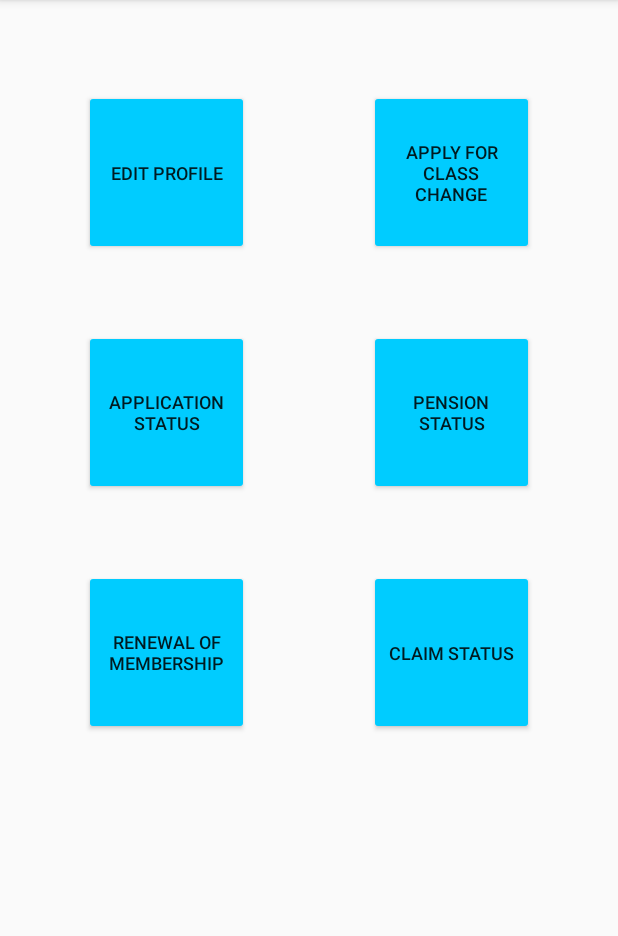
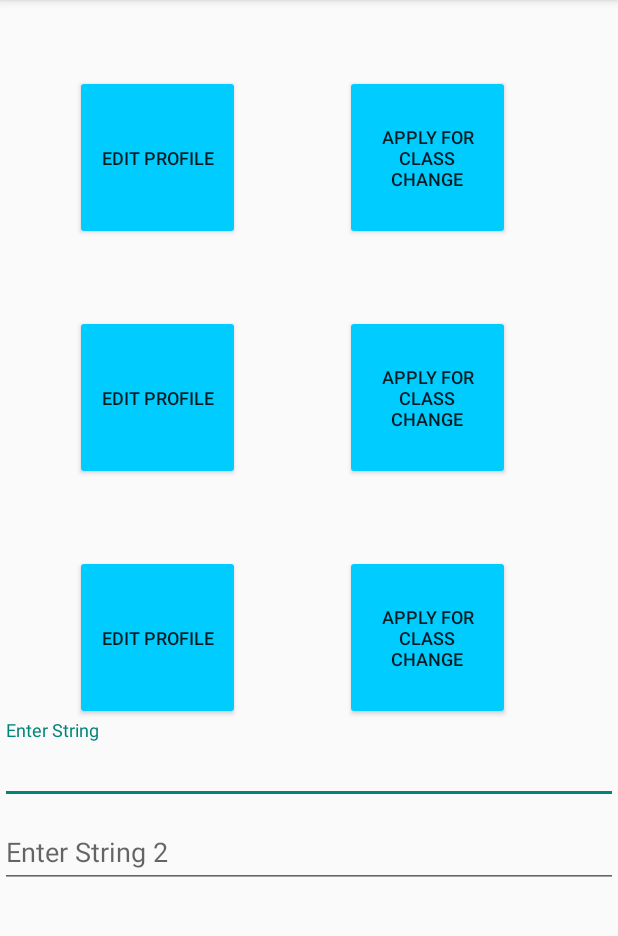
Before and after one commit to Kuyas/Welfare, an Android app: the screen it shows after launch (MainActivity), on a phone screen of 412 x 824 dp, the part 84-1020 px from its top. Run offline under Robolectric (Android 15) with nearby library versions, the phone set to English and light mode, and no system bars.

Commit message:
Refactored activity_main.xml

```diff
--- a/app/src/main/java/com/example/android/welfare/BankingDetailsFragment.java
+++ b/app/src/main/java/com/example/android/welfare/BankingDetailsFragment.java
@@ -14,7 +14,7 @@ public class BankingDetailsFragment extends Fragment {
     @Override
     public View onCreateView(LayoutInflater inflater, ViewGroup container, Bundle savedInstanceState) {
 
-        View view = inflater.inflate(R.layout.test_layout_4, container, false);
+        View view = inflater.inflate(R.layout.activity_banking_details, container, false);
         return view;
     }
 
--- a/app/src/main/java/com/example/android/welfare/PersonalDetailsFragment.java
+++ b/app/src/main/java/com/example/android/welfare/PersonalDetailsFragment.java
@@ -14,7 +14,7 @@ public class PersonalDetailsFragment extends Fragment {
     @Override
     public View onCreateView(LayoutInflater inflater, ViewGroup container, Bundle savedInstanceState) {
 
-        View view = inflater.inflate(R.layout.test_layout_1, container, false);
+        View view = inflater.inflate(R.layout.activity_personal_details, container, false);
         return view;
     }
 
--- a/app/src/main/java/com/example/android/welfare/TradingDetailsFragment.java
+++ b/app/src/main/java/com/example/android/welfare/TradingDetailsFragment.java
@@ -14,7 +14,7 @@ public class TradingDetailsFragment extends Fragment {
     @Override
     public View onCreateView(LayoutInflater inflater, ViewGroup container, Bundle savedInstanceState) {
 
-        View view = inflater.inflate(R.layout.test_layout_2, container, false);
+        View view = inflater.inflate(R.layout.activity_trading_details, container, false);
         return view;
     }
 
--- a/app/src/main/java/com/example/android/welfare/UserDetailsViewPagerAdapter.java
+++ b/app/src/main/java/com/example/android/welfare/UserDetailsViewPagerAdapter.java
@@ -27,13 +27,16 @@ public class UserDetailsViewPagerAdapter extends FragmentPagerAdapter {
         else if (position == 3) {
             fragment = new PaymentDetailsFragment();
         }
+        else if (position == 4) {
+            fragment = new BankingDetailsFragment();
+        }
 
         return fragment;
     }
 
     @Override
     public int getCount() {
-        return 4;
+        return 5;
     }
 
     @Override
@@ -51,6 +54,9 @@ public class UserDetailsViewPagerAdapter extends FragmentPagerAdapter {
         else if (position == 3) {
             title = "Payment Details";
         }
+        else if (position == 4) {
+            title = "Banking Details";
+        }
 
         return title;
     }
--- a/app/src/main/res/layout/activity_main.xml
+++ b/app/src/main/res/layout/activity_main.xml
@@ -11,39 +11,24 @@
     <include
         layout="@layout/app_bar_main"
         android:layout_width="match_parent"
-        android:layout_height="wrap_content"/>
+        android:layout_height="wrap_content" />
 
-    <!--<TextView-->
-        <!--android:id="@+id/activity_main_heading"-->
-        <!--android:layout_height="wrap_content"-->
-        <!--android:layout_width="@dimen/activity_main_heading_width"-->
-        <!--android:text="@string/activity_main_heading"-->
-        <!--android:textSize="28sp"-->
-        <!--android:textColor="#FF123456"-->
-        <!--android:textAlignment="center"/> &ndash;&gt;-->
 
     <LinearLayout
-        android:layout_width="wrap_content"
-        android:layout_height="60dp" />
-
-    <LinearLayout
-        android:layout_width="300dp"
+        android:layout_width="match_parent"
         android:layout_height="@dimen/activity_main_button_size"
         android:orientation="horizontal"
-        android:layout_gravity="center_horizontal">
+        android:layout_gravity="center_horizontal"
+        android:layout_marginTop="@dimen/activity_user_details_tabs_height">
 
         <Button
             android:id="@+id/button_main_edit_profile"
             android:layout_width="@dimen/activity_main_button_size"
             android:layout_height="@dimen/activity_main_button_size"
-            android:layout_gravity="start"
+            android:layout_marginStart="@dimen/activity_main_button_margin_left"
+            android:layout_marginEnd="@dimen/activity_main_button_margin_right"
             android:text="@string/activity_main_button_edit_profile"
             android:textSize="@dimen/activity_main_text_size" />
-
-        <LinearLayout
-            android:layout_width="fill_parent"
-            android:layout_height="@dimen/activity_main_button_size"
-            android:gravity="end">
 
         <Button
         android:id="@+id/button_main_class_change"
@@ -55,76 +40,94 @@
 
     </LinearLayout>
 
-    </LinearLayout>
 
     <LinearLayout
-        android:layout_width="wrap_content"
-        android:layout_height="50dp" />
-
-    <LinearLayout
-        android:layout_width="300dp"
+        android:layout_width="match_parent"
         android:layout_height="@dimen/activity_main_button_size"
         android:orientation="horizontal"
-        android:layout_gravity="center_horizontal">
+        android:layout_gravity="center_horizontal"
+        android:layout_marginTop="@dimen/activity_user_details_tabs_height">
 
         <Button
             android:id="@+id/button_main_application_status"
             android:layout_width="@dimen/activity_main_button_size"
             android:layout_height="@dimen/activity_main_button_size"
-            android:layout_gravity="start"
-            android:text="@string/activity_main_button_application_status"
-            android:textSize="@dimen/activity_main_text_size"/>
-
-        <LinearLayout
-            android:layout_width="fill_parent"
-            android:layout_height="@dimen/activity_main_button_size"
-            android:gravity="end">
+            android:layout_marginStart="@dimen/activity_main_button_margin_left"
+            android:layout_marginEnd="@dimen/activity_main_button_margin_right"
+            android:text="@string/activity_main_button_edit_profile"
+            android:textSize="@dimen/activity_main_text_size" />
 
         <Button
             android:id="@+id/button_main_pension_status"
             android:layout_width="@dimen/activity_main_button_size"
             android:layout_height="@dimen/activity_main_button_size"
             android:layout_gravity="end"
-                android:text="@string/activity_main_button_pension_status"
+            android:text="@string/activity_main_button_class_change"
             android:textSize="@dimen/activity_main_text_size"/>
 
     </LinearLayout>
 
-    </LinearLayout>
 
     <LinearLayout
-        android:layout_width="wrap_content"
-        android:layout_height="50dp" />
-
-    <LinearLayout
-        android:layout_width="300dp"
+        android:layout_width="match_parent"
         android:layout_height="@dimen/activity_main_button_size"
         android:orientation="horizontal"
-        android:layout_gravity="center_horizontal">
+        android:layout_gravity="center_horizontal"
+        android:layout_marginTop="@dimen/activity_user_details_tabs_height">
 
         <Button
             android:id="@+id/button_main_renew_membership"
             android:layout_width="@dimen/activity_main_button_size"
             android:layout_height="@dimen/activity_main_button_size"
-            android:layout_gravity="start"
-            android:text="@string/activity_main_button_renew_membership"
-            android:textSize="@dimen/activity_main_text_size"/>
-
-        <LinearLayout
-            android:layout_width="fill_parent"
-            android:layout_height="@dimen/activity_main_button_size"
-            android:gravity="end">
+            android:layout_marginStart="@dimen/activity_main_button_margin_left"
+            android:layout_marginEnd="@dimen/activity_main_button_margin_right"
+            android:text="@string/activity_main_button_edit_profile"
+            android:textSize="@dimen/activity_main_text_size" />
 
         <Button
             android:id="@+id/button_main_claim_status"
             android:layout_width="@dimen/activity_main_button_size"
             android:layout_height="@dimen/activity_main_button_size"
             android:layout_gravity="end"
-                android:text="@string/activity_main_button_claim_status"
+            android:text="@string/activity_main_button_class_change"
             android:textSize="@dimen/activity_main_text_size"/>
 
     </LinearLayout>
 
-    </LinearLayout>
+    <android.support.design.widget.TextInputLayout
+        android:id="@+id/activity_registration_number_text_input_layout"
+        android:layout_width="match_parent"
+        android:layout_height="wrap_content">
+
+
+        <android.support.design.widget.TextInputEditText
+            android:id="@+id/activity_registration_editText_number"
+            android:layout_width="match_parent"
+            android:layout_height="match_parent"
+            android:ems="10"
+            android:hint="Enter String"
+            android:inputType="number"
+            android:maxLength="10"
+            android:text=""
+            android:textColor="#FFFFFFFF" />
+
+    </android.support.design.widget.TextInputLayout>
+
+    <android.support.design.widget.TextInputLayout
+        android:id="@+id/activity_registration_number_text_input_layout2"
+        android:layout_width="match_parent"
+        android:layout_height="wrap_content">
+
+
+        <android.support.design.widget.TextInputEditText
+            android:id="@+id/activity_registration_editText_number2"
+            android:layout_width="match_parent"
+            android:layout_height="match_parent"
+            android:hint="Enter String 2"
+            android:inputType="number"
+            android:maxLength="10"
+            android:textColor="#FFFFFFFF" />
+
+    </android.support.design.widget.TextInputLayout>
 
 </LinearLayout>
--- a/app/src/main/res/layout/activity_user_details.xml
+++ b/app/src/main/res/layout/activity_user_details.xml
@@ -46,27 +46,6 @@
         android:layout_height="wrap_content"
         app:layout_behavior="@string/appbar_scrolling_view_behavior" />
 
-    <!--<android.support.v4.widget.NestedScrollView xmlns:android="http://schemas.android.com/apk/res/android"
-        xmlns:app="http://schemas.android.com/apk/res-auto"
-        android:layout_width="match_parent"
-        android:layout_height="match_parent"
-        app:layout_behavior="@string/appbar_scrolling_view_behavior">
-
-        <LinearLayout
-            android:layout_width="match_parent"
-            android:layout_height="match_parent"
-            android:orientation="vertical"
-            app:layout_behavior="@string/appbar_scrolling_view_behavior">
-
-            <TextView
-                android:layout_width="match_parent"
-                android:layout_height="wrap_content"
-                android:text="@string/sample_text"
-                android:textSize="22sp"/>
-
-        </LinearLayout>
 
 
-    </android.support.v4.widget.NestedScrollView>-->
-
 </android.support.design.widget.CoordinatorLayout>
--- a/app/src/main/res/values/dimens.xml
+++ b/app/src/main/res/values/dimens.xml
@@ -2,7 +2,10 @@
 <resources>
     <dimen name="activity_main_heading_width">390dp</dimen>
     <dimen name="activity_main_button_size">110dp</dimen>
+    <dimen name="activity_main_button_margin_left">50dp</dimen>
+    <dimen name="activity_main_button_margin_right">70dp</dimen>
     <dimen name="activity_main_text_size">12sp</dimen>
+    <dimen name="activity_main_button_vertical_separation">70dp</dimen>
 
     <dimen name="activity_user_details_tabs_height">50dp</dimen>
     <dimen name="activity_app_bar_toolbar_height">50dp</dimen>
--- a/app/src/main/res/values/styles.xml
+++ b/app/src/main/res/values/styles.xml
@@ -1,4 +1,4 @@
-<resources>
+<resources xmlns:tools="http://schemas.android.com/tools">
 
     <!--&lt;!&ndash; Base application theme. &ndash;&gt;-->
     <!--<style name="AppTheme" parent="Theme.AppCompat.Light.DarkActionBar">-->
@@ -23,4 +23,5 @@
     <style name="AppTheme.AppBarOverlay" parent="ThemeOverlay.AppCompat.Dark.ActionBar" />
     <style name="AppTheme.PopupOverlay" parent="ThemeOverlay.AppCompat.Light" />
 
+
 </resources>
```
Lines whose indentation alone changed are shown as unchanged.
